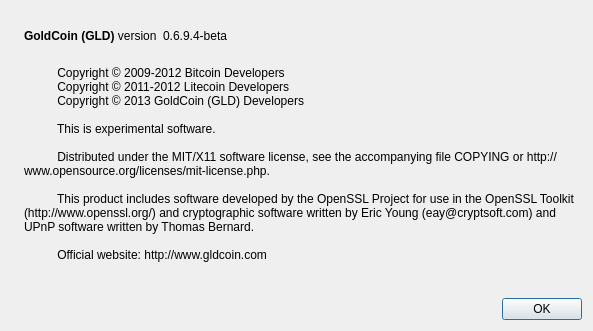
Before: the Qt Designer form RunDeps/src/qt/forms/aboutdialog.ui in goldcoin/goldcoin-0.7.5, drawn with Qt 5.
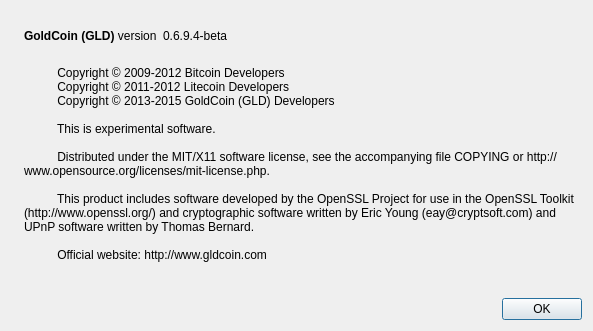
After: the same form once the commit is applied. Icons and pictures are not drawn.

The edit to the form file:
```diff
--- a/RunDeps/src/qt/forms/aboutdialog.ui
+++ b/RunDeps/src/qt/forms/aboutdialog.ui
@@ -97,7 +97,7 @@
         <string>
           Copyright © 2009-2012 Bitcoin Developers
           Copyright © 2011-2012 Litecoin Developers
-          Copyright © 2013 GoldCoin (GLD) Developers
+          Copyright © 2013-2015 GoldCoin (GLD) Developers
 
           This is experimental software.
 
```
